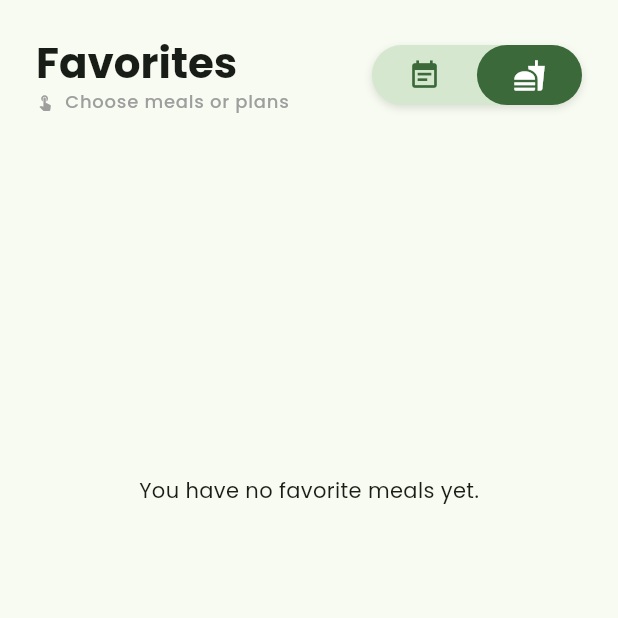
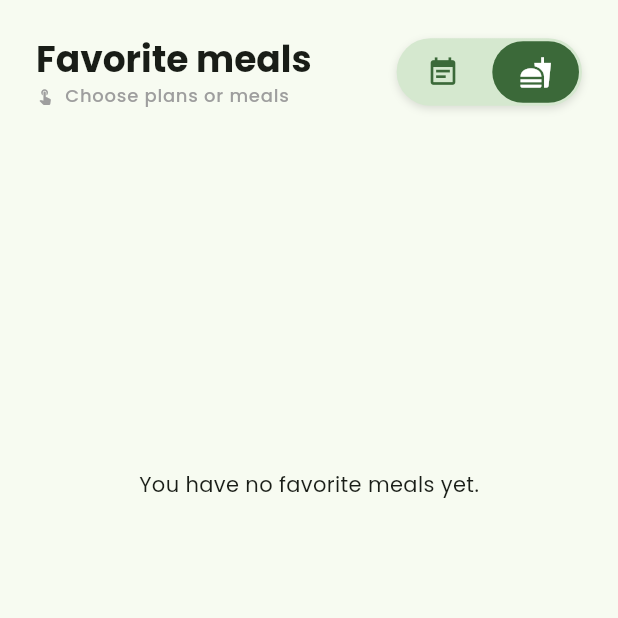
Before and after one commit to p-olszewski/DietDesigner, a Flutter app: the FavoritesTab screen opened directly, on a phone screen of 412 x 824 dp, the top half of it. Run offline on Flutter 3.47's test engine with Material 2 defaults, Android fonts, the phone set to English and light mode, and no system bars; drawn by our look-alikes of flutter_toggle_tab; our stand-ins replace cloud_firestore, firebase_auth, firebase_core, flutter_dotenv, fluttertoast, google_fonts and 1 more; missing offline and left inert: weekly_date_picker; accounts and stored records are empty.

Commit message:
major refactor

```diff
--- a/lib/widgets/favorites_tab.dart
+++ b/lib/widgets/favorites_tab.dart
@@ -27,14 +27,33 @@ class _FavoritesTabState extends State<FavoritesTab> {
   @override
   Widget build(BuildContext context) {
     final uid = context.watch<AuthProvider>().uid!;
-
     return Scaffold(
         body: Padding(
       padding: const EdgeInsets.symmetric(horizontal: 24.0, vertical: 10.0),
       child: Column(
         crossAxisAlignment: CrossAxisAlignment.start,
         children: [
-          Padding(
+          _buildNavigationRow(context),
+          Expanded(
+            child: SingleChildScrollView(
+              child: Column(
+                children: [
+                  _isLoading
+                      ? const Center(child: CircularProgressIndicator())
+                      : _selectedOption == 1
+                          ? _buildFavoriteMealsList(uid)
+                          : _buildFavoritePlansList(uid)
+                ],
+              ),
+            ),
+          ),
+        ],
+      ),
+    ));
+  }
+
+  Padding _buildNavigationRow(BuildContext context) {
+    return Padding(
       padding: const EdgeInsets.only(top: 14.0, bottom: 4.0),
       child: Column(
         crossAxisAlignment: CrossAxisAlignment.start,
@@ -46,14 +65,14 @@ class _FavoritesTabState extends State<FavoritesTab> {
                 crossAxisAlignment: CrossAxisAlignment.start,
                 children: [
                   Text(
-                          "Favorites",
-                          style: Theme.of(context).textTheme.headlineMedium!.copyWith(fontWeight: FontWeight.bold),
+                    _selectedOption == 0 ? "Favorite plans" : "Favorite meals",
+                    style: Theme.of(context).textTheme.headlineSmall!.copyWith(fontWeight: FontWeight.bold),
                   ),
                   Row(
                     children: [
                       const Icon(Icons.touch_app, color: Colors.grey, size: 12),
                       Text(
-                              "  Choose meals or plans",
+                        "  Choose plans or meals",
                         style: Theme.of(context).textTheme.labelMedium!.copyWith(color: Colors.grey),
                       ),
                     ],
@@ -61,22 +80,22 @@ class _FavoritesTabState extends State<FavoritesTab> {
                 ],
               ),
               FlutterToggleTab(
-                      width: 34,
-                      height: 40,
+                width: 30,
+                height: 45,
                 borderRadius: 50,
-                      marginSelected: const EdgeInsets.symmetric(horizontal: 0, vertical: 0),
+                marginSelected: const EdgeInsets.symmetric(horizontal: 2, vertical: 2),
                 selectedTextStyle: const TextStyle(color: Colors.white, fontSize: 14, fontWeight: FontWeight.w400),
-                      unSelectedTextStyle:
-                          TextStyle(color: Theme.of(context).colorScheme.primary, fontSize: 12, fontWeight: FontWeight.w400),
+                unSelectedTextStyle: TextStyle(color: Theme.of(context).colorScheme.primary, fontSize: 12, fontWeight: FontWeight.w400),
                 unSelectedBackgroundColors: [Theme.of(context).colorScheme.secondaryContainer],
-                      labels: const ["", ""],
+                labels: const ['', ''],
                 icons: const [Icons.event_note, Icons.fastfood],
                 iconSize: 22,
                 selectedIndex: _selectedOption,
                 selectedLabelIndex: (index) {
                   setState(() {
+                    if (index == _selectedOption) return;
                     _selectedOption = index;
-                          PopupMessenger.info('Choosed option: ${index + 1}');
+                    PopupMessenger.info('Choosed option: $index');
                   });
                 },
               ),
@@ -84,14 +103,11 @@ class _FavoritesTabState extends State<FavoritesTab> {
           ),
         ],
       ),
-          ),
-          Expanded(
-            child: SingleChildScrollView(
-              child: Column(
-                children: [
-                  _isLoading
-                      ? const Center(child: CircularProgressIndicator())
-                      : FutureBuilder(
+    );
+  }
+
+  FutureBuilder<List<Meal>> _buildFavoriteMealsList(String uid) {
+    return FutureBuilder(
       future: getFavoriteMeals(uid),
       builder: (context, AsyncSnapshot<List<Meal>> snapshot) {
         if (snapshot.hasData) {
@@ -165,14 +181,18 @@ class _FavoritesTabState extends State<FavoritesTab> {
           return const Center(child: CircularProgressIndicator());
         }
       },
-                        ),
+    );
+  }
+
+  _buildFavoritePlansList(String uid) {
+    return Center(
+      child: Column(
+        children: const [
+          SizedBox(height: 200),
+          Text('No favorite plans yet.'),
         ],
       ),
-            ),
-          ),
-        ],
-      ),
-    ));
+    );
   }
 
   Future<dynamic> _buildBottomSheet(BuildContext context, Meal meal) {
```
Lines whose indentation alone changed are shown as unchanged.
